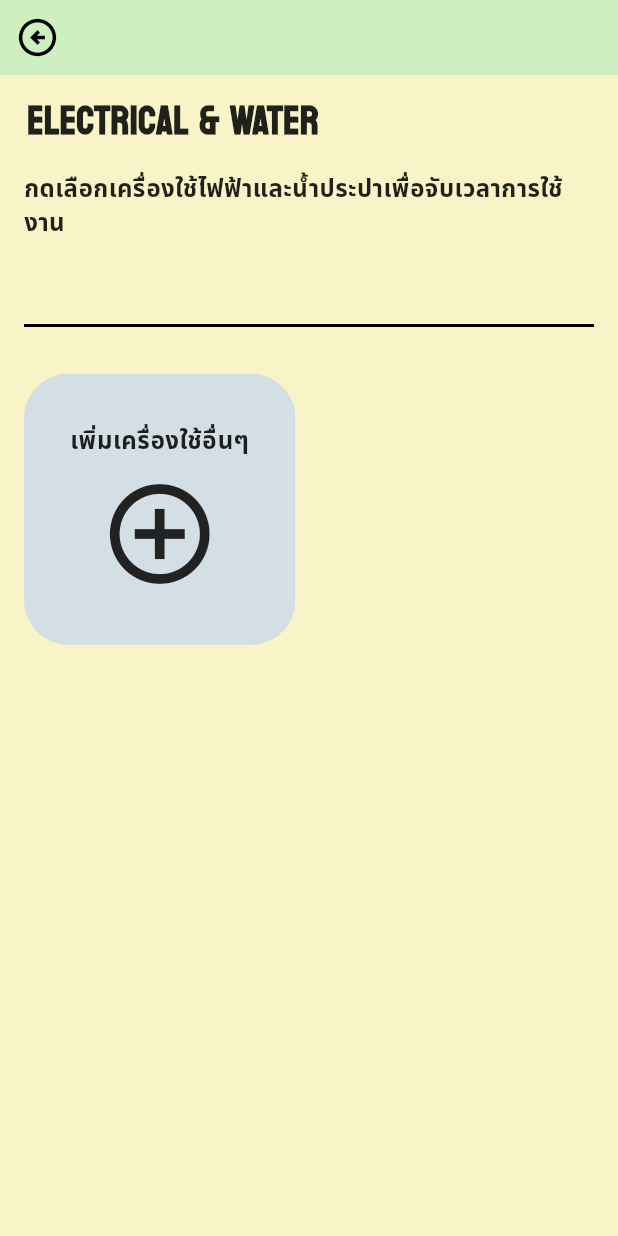
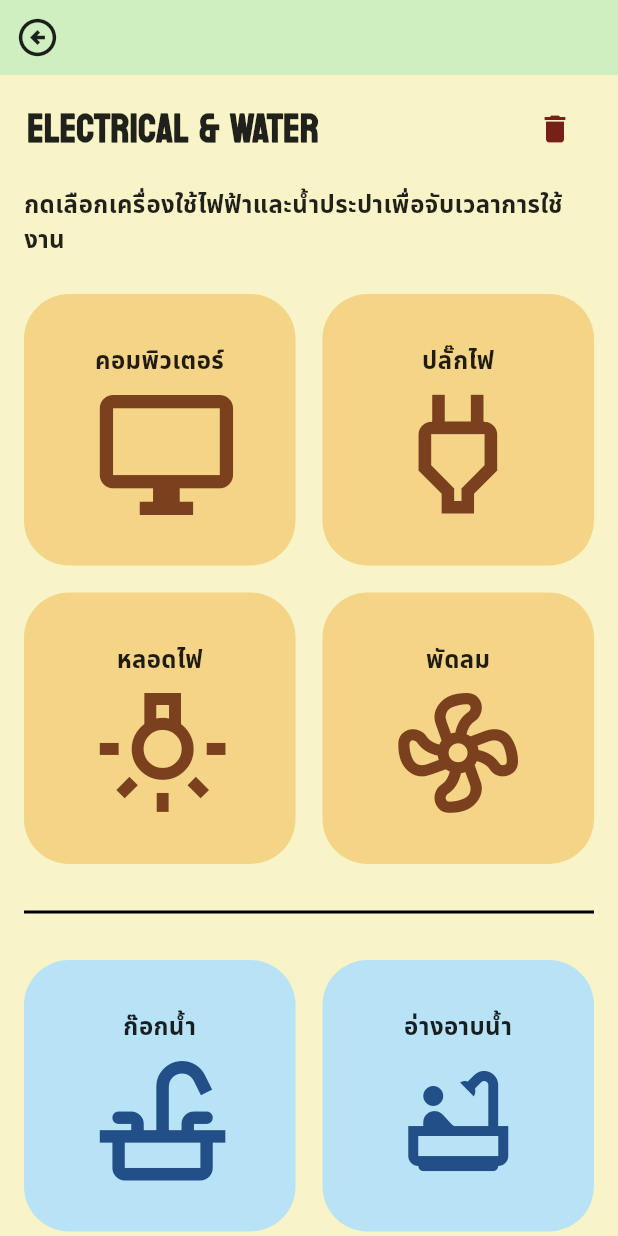
Before and after one commit to papapymie/ITDS283_Sec2_Group19, a Flutter app: the AddElectricalWaterScreen screen opened by its route, on a phone screen of 412 x 824 dp. Run offline on Flutter 3.47's test engine with Material 3 defaults, Android fonts, the phone set to English and light mode, and no system bars; our stand-ins replace cloud_firestore, firebase_auth, firebase_core, firebase_storage, flutter_map, geocoding and 4 more; accounts and stored records are empty.

Commit message:
fix font on location map screen and update device data handling

```diff
--- a/lib/main.dart
+++ b/lib/main.dart
@@ -55,10 +55,7 @@ Widget build(BuildContext context) {
       textTheme: Theme.of(context).textTheme.apply(
         fontFamily: 'Koulen',
         fontFamilyFallback: ['NotoSansThai'],
-        // ปรับตัวเลขตรงนี้เพื่อเพิ่มขนาด (1.15 = ใหญ่ขึ้น 15%)
-        // ถ้ายังเล็กไป ลองขยับเป็น 1.2 หรือ 1.25 ดูครับ
         fontSizeFactor: 1.3,
-        // ช่วยให้ระยะบรรทัดไม่เบียดกันเกินไปเมื่อฟอนต์ใหญ่ขึ้น
         displayColor: Colors.black87,
         bodyColor: Colors.black87,
       ),
--- a/lib/providers/device_provider.dart
+++ b/lib/providers/device_provider.dart
@@ -66,12 +66,12 @@ class TimerProvider extends ChangeNotifier {
       final current = durations[deviceId] ?? Duration.zero;
       final updated = current + const Duration(seconds: 1);
 
-      if (updated.inDays >= 1) {
+      if (updated.inDays   >= 1) {
         timer.cancel();
         durations[deviceId] = updated;
         isRunning[deviceId] = false;
         notifyListeners();
-        onExceed24h?.call(); // ← แจ้ง UI
+        onExceed24h?.call();
         return;
       }
 
--- a/lib/providers/payment_provider.dart
+++ b/lib/providers/payment_provider.dart
@@ -42,7 +42,7 @@ class PaymentProvider extends ChangeNotifier {
   CollectionReference get _paymentsRef => FirebaseFirestore.instance
       .collection('users')
       .doc(_uid)
-      .collection('payments'); // ← users/{uid}/payments/
+      .collection('payments');
 
   String currentMonthKey() {
     final now = DateTime.now();
@@ -108,7 +108,7 @@ class PaymentProvider extends ChangeNotifier {
       );
       await _paymentsRef.add(newPayment.toFirestore());
 
-      // อัปเดต local list ด้วย
+      // อัปเดต local list
       _paymentHistory.removeWhere((item) => item.monthKey == paymentMonth);
       _paymentHistory.insert(0, newPayment);
 
--- a/lib/screens/add_electrical_water_screen.dart
+++ b/lib/screens/add_electrical_water_screen.dart
@@ -1,9 +1,10 @@
 import 'package:cloud_firestore/cloud_firestore.dart';
+import 'package:firebase_auth/firebase_auth.dart';
 import 'package:flutter/material.dart';
+
 import '../providers/device_provider.dart';
 import 'add_device_screen.dart';
 import 'timer_screen.dart';
-  import 'package:firebase_auth/firebase_auth.dart';
 
 class AddElectricalWaterScreen extends StatefulWidget {
   final bool fromTimer;
@@ -14,16 +15,16 @@
   });
 
   @override
-    State<AddElectricalWaterScreen> createState() =>
-        _AddElectricalWaterScreenState();
-    }
-
-  DeviceType getDeviceTypeFromString(String type) {
-    return type == 'electrical' ? DeviceType.electrical : DeviceType.water;
+  State<AddElectricalWaterScreen> createState() => _AddElectricalWaterScreenState();
 }
 
 class _AddElectricalWaterScreenState extends State<AddElectricalWaterScreen> {
   final FirebaseFirestore _firestore = FirebaseFirestore.instance;
+  final FirebaseAuth _auth = FirebaseAuth.instance;
+  bool isDeleteMode = false;
+
+  // --- Logic Methods ---
+
   Future<void> _openAddDevicePage() async {
     final result = await Navigator.push<AddDeviceResult>(
       context,
@@ -31,28 +32,24 @@
     );
 
     if (result == null) return;
-
-      final user = FirebaseAuth.instance.currentUser;
+    final user = _auth.currentUser;
     if (user == null) return;
 
-      await FirebaseFirestore.instance.collection('devices').add({
-        'user_id': user.uid,
+    await _firestore.collection('users').doc(user.uid).collection('devices').add({
       'name': result.name,
       'type': result.type == DeviceType.electrical ? 'electrical' : 'water',
       'iconKey': result.type == DeviceType.electrical ? 'electrical' : 'water',
-        'isDefault': false,
       'createdAt': FieldValue.serverTimestamp(),
     });
   }
 
   void _goToTimerPage(List<_DeviceData> allDevices, _DeviceData device) {
     final index = allDevices.indexWhere((d) => d.id == device.id);
-
     final timerDevices = allDevices.map((d) {
       return TimerDevice(
         id: d.id,
         name: d.name,
-          type: getDeviceTypeFromString(d.type.toString()),
+        type: d.type,
         iconKey: d.iconKey,
       );
     }).toList();
@@ -68,27 +65,65 @@
     );
   }
 
-    Future<void> _deleteDevice(String docId) async {
-      await _firestore.collection('devices').doc(docId).delete();
-    }
+  Future<void> _confirmDelete(_DeviceData device) async {
+    final confirm = await showDialog<bool>(
+      context: context,
+      builder: (ctx) => AlertDialog(
+        shape: RoundedRectangleBorder(borderRadius: BorderRadius.circular(20)),
+        title: const Text('ยืนยันการลบ'),
+        content: Text('ต้องการลบ "${device.name}" ใช่ไหม?'),
+        actions: [
+          TextButton(
+            onPressed: () => Navigator.pop(ctx, false),
+            child: const Text('ยกเลิก'),
+          ),
+          TextButton(
+            onPressed: () => Navigator.pop(ctx, true),
+            child: const Text('ลบ', style: TextStyle(color: Color.fromARGB(255, 119, 32, 26))),
+          ),
+        ],
+      ),
+    );
 
-    Color _getCardColor(DeviceType type) {
-      switch (type) {
-        case DeviceType.electrical:
-          return const Color(0xFFF4D487);
-        case DeviceType.water:
-          return const Color(0xFFB8E3F7);
+    if (confirm == true) {
+      await _deleteDevice(device);
     }
   }
 
+  Future<void> _deleteDevice(_DeviceData device) async {
+    final user = _auth.currentUser;
+    if (user == null) return;
+
+    if (device.isDefault) {
+      ScaffoldMessenger.of(context).showSnackBar(
+        const SnackBar(content: Text('ลบเฉพาะในเครื่อง (ค่า default ไม่ถูกลบจริง)')),
+      );
+      return;
+    }
+
+    await _firestore
+        .collection('users')
+        .doc(user.uid)
+        .collection('devices')
+        .doc(device.id)
+        .delete();
+  }
+
+  // --- UI Helper Methods ---
+
+  Color _getCardColor(DeviceType type) {
+    return type == DeviceType.electrical ? const Color(0xFFF4D487) : const Color(0xFFB8E3F7);
+  }
+
   Color _getIconColor(DeviceType type) {
-      switch (type) {
-        case DeviceType.electrical:
-          return const Color(0xFF7B411F);
-        case DeviceType.water:
-          return const Color(0xFF234F88);
+    return type == DeviceType.electrical ? const Color(0xFF7B411F) : const Color(0xFF234F88);
   }
+
+  DeviceType _getDeviceType(String type) {
+    return type == 'electrical' ? DeviceType.electrical : DeviceType.water;
   }
+
+  // --- Main Build Method ---
 
   @override
   Widget build(BuildContext context) {
@@ -96,73 +131,45 @@
       backgroundColor: const Color(0xFFF8F4C8),
       body: SafeArea(
         child: Column(
-            crossAxisAlignment: CrossAxisAlignment.start,
           children: [
-              Container(
-                height: 50,
-                width: double.infinity,
-                color: const Color(0xFFCFEFC0),
-                alignment: Alignment.centerLeft,
-                padding: const EdgeInsets.symmetric(horizontal: 10),
-                child: InkWell(
-                  borderRadius: BorderRadius.circular(20),
-                  onTap: () => Navigator.pushNamedAndRemoveUntil(
-                    context,
-                    '/home',
-                    (route) => false,
-                  ),
-                  child: const Icon(
-                    Icons.arrow_circle_left_outlined,
-                    size: 30,
-                    color: Colors.black,
-                  ),
-                ),
-              ),
-              const Padding(
-                padding: EdgeInsets.fromLTRB(18, 12, 18, 4),
-                child: Text(
-                  'ELECTRICAL & WATER',
-                  style: TextStyle(
-                    fontFamily: 'Koulen',
-                    fontSize: 26,
-                    fontWeight: FontWeight.w900,
-                  ),
-                ),
-              ),
+            // Custom App Bar
+            _buildHeaderNav(),
+
+            // Title & Delete Toggle
+            _buildTitleSection(),
+
+            // Device Lists
             Expanded(
               child: StreamBuilder<QuerySnapshot>(
-                  stream: _firestore.collection('devices').snapshots(),
+                stream: _firestore
+                    .collection('users')
+                    .doc(_auth.currentUser?.uid)
+                    .collection('devices')
+                    .snapshots(),
                 builder: (context, snapshot) {
-                    if (snapshot.connectionState == ConnectionState.waiting) {
-                      return const Center(child: CircularProgressIndicator());
+                  if (_auth.currentUser == null) {
+                    return const Center(child: Text('กรุณาเข้าสู่ระบบเพื่อดูอุปกรณ์ของคุณ'));
+                  }
+                  if (snapshot.hasError) {
+                    return Center(child: Text('เกิดข้อผิดพลาด: ${snapshot.error}'));
                   }
 
-                    if (snapshot.hasError) {
-                      return Center(
-                        child: Text('เกิดข้อผิดพลาด: ${snapshot.error}'),
-                      );
-                    }
-
+                  // Data Processing
                   final docs = snapshot.data?.docs ?? [];
-
-                    final allDevices = docs.map((doc) {
+                  final customDevices = docs.map((doc) {
                     final data = doc.data() as Map<String, dynamic>;
-
                     return _DeviceData(
                       id: doc.id,
                       name: data['name'] ?? '',
-                        type: getDeviceTypeFromString(data['type'] ?? ''),
-                        iconKey: data['iconKey'] ?? '',
+                      type: _getDeviceType(data['type'] ?? 'electrical'),
+                      iconKey: data['iconKey'] ?? 'electrical',
+                      isDefault: false,
                     );
                   }).toList();
 
-                    final electricalDevices = allDevices
-                        .where((d) => d.type == DeviceType.electrical)
-                        .toList();
-
-                    final waterDevices = allDevices
-                        .where((d) => d.type == DeviceType.water)
-                        .toList();
+                  final allDevices = [..._defaultDevices(), ...customDevices];
+                  final electrical = allDevices.where((d) => d.type == DeviceType.electrical).toList();
+                  final water = allDevices.where((d) => d.type == DeviceType.water).toList();
 
                   return SingleChildScrollView(
                     padding: const EdgeInsets.fromLTRB(16, 12, 16, 20),
@@ -171,72 +178,15 @@
                       children: [
                         const Text(
                           'กดเลือกเครื่องใช้ไฟฟ้าและน้ำประปาเพื่อจับเวลาการใช้งาน',
-                            style: TextStyle(
-                              fontFamily: 'NotoSansThai',
-                              fontSize: 16,
-                              fontWeight: FontWeight.w700,
-                            ),
+                          style: TextStyle(fontFamily: 'NotoSansThai', fontSize: 16, fontWeight: FontWeight.w700),
                         ),
                         const SizedBox(height: 24),
-                          GridView.builder(
-                            shrinkWrap: true,
-                            physics: const NeverScrollableScrollPhysics(),
-                            itemCount: electricalDevices.length,
-                            gridDelegate:
-                                const SliverGridDelegateWithFixedCrossAxisCount(
-                              crossAxisCount: 2,
-                              crossAxisSpacing: 18,
-                              mainAxisSpacing: 18,
-                              childAspectRatio: 1.0,
+                        _buildDeviceGrid(electrical, allDevices),
+                        const Padding(
+                          padding: EdgeInsets.symmetric(vertical: 24),
+                          child: Divider(thickness: 2, color: Colors.black),
                         ),
-                            itemBuilder: (context, index) {
-                              final device = electricalDevices[index];
-                              return _deviceCard(
-                                title: device.name,
-                                icon: getDeviceIcon(device.iconKey),
-                                cardColor: _getCardColor(device.type),
-                                iconColor: _getIconColor(device.type),
-                                onTap: () => _goToTimerPage(allDevices, device),
-                                onLongPress: () => _deleteDevice(device.id),
-                              );
-                            },
-                          ),
-                          const SizedBox(height: 24),
-                          const Divider(thickness: 2, color: Colors.black),
-                          const SizedBox(height: 24),
-                          GridView.builder(
-                            shrinkWrap: true,
-                            physics: const NeverScrollableScrollPhysics(),
-                            itemCount: waterDevices.length + 1,
-                            gridDelegate:
-                                const SliverGridDelegateWithFixedCrossAxisCount(
-                              crossAxisCount: 2,
-                              crossAxisSpacing: 18,
-                              mainAxisSpacing: 18,
-                              childAspectRatio: 1.0,
-                            ),
-                            itemBuilder: (context, index) {
-                              if (index == waterDevices.length) {
-                                return _deviceCard(
-                                  title: 'เพิ่มเครื่องใช้อื่นๆ',
-                                  icon: Icons.add_circle_outline,
-                                  cardColor: const Color(0xFFD3DEE5),
-                                  iconColor: const Color(0xFF222222),
-                                  onTap: _openAddDevicePage,
-                                );
-                              }
-
-                              final device = waterDevices[index];
-                              return _deviceCard(
-                                title: device.name,
-                                icon: getDeviceIcon(device.iconKey),
-                                cardColor: _getCardColor(device.type),
-                                iconColor: _getIconColor(device.type),
-                                onTap: () => _goToTimerPage(allDevices, device),
-                                onLongPress: () => _deleteDevice(device.id),
-                              );
-                            },
-                          ),
+                        _buildDeviceGrid(water, allDevices, showAddButton: true),
                       ],
                     ),
                   );
@@ -249,48 +199,120 @@
     );
   }
 
-    static Widget _deviceCard({
+  // --- Sub-Widgets ---
+
+  Widget _buildHeaderNav() {
+    return Container(
+      height: 50,
+      width: double.infinity,
+      color: const Color(0xFFCFEFC0),
+      alignment: Alignment.centerLeft,
+      padding: const EdgeInsets.symmetric(horizontal: 10),
+      child: InkWell(
+        onTap: () => Navigator.pushNamedAndRemoveUntil(context, '/home', (route) => false),
+        child: const Icon(Icons.arrow_circle_left_outlined, size: 30),
+      ),
+    );
+  }
+
+  Widget _buildTitleSection() {
+    return Padding(
+      padding: const EdgeInsets.fromLTRB(18, 12, 18, 4),
+      child: Row(
+        mainAxisAlignment: MainAxisAlignment.spaceBetween,
+        children: [
+          const Text(
+            'ELECTRICAL & WATER',
+            style: TextStyle(fontFamily: 'Koulen', fontSize: 26, fontWeight: FontWeight.w900),
+          ),
+          IconButton(
+            icon: Icon(isDeleteMode ? Icons.close : Icons.delete, color: Color.fromARGB(255, 119, 32, 26)),
+            onPressed: () => setState(() => isDeleteMode = !isDeleteMode),
+          ),
+        ],
+      ),
+    );
+  }
+
+  Widget _buildDeviceGrid(List<_DeviceData> devices, List<_DeviceData> allDevices, {bool showAddButton = false}) {
+    return GridView.builder(
+      shrinkWrap: true,
+      physics: const NeverScrollableScrollPhysics(),
+      itemCount: devices.length + (showAddButton ? 1 : 0),
+      gridDelegate: const SliverGridDelegateWithFixedCrossAxisCount(
+        crossAxisCount: 2,
+        crossAxisSpacing: 18,
+        mainAxisSpacing: 18,
+        childAspectRatio: 1.0,
+      ),
+      itemBuilder: (context, index) {
+        if (showAddButton && index == devices.length) {
+          return _deviceCard(
+            title: 'เพิ่มเครื่องใช้อื่นๆ',
+            icon: Icons.add_circle_outline,
+            cardColor: const Color(0xFFD3DEE5),
+            iconColor: const Color(0xFF222222),
+            onTap: _openAddDevicePage,
+          );
+        }
+
+        final device = devices[index];
+        return _deviceCard(
+          title: device.name,
+          icon: getDeviceIcon(device.iconKey),
+          cardColor: _getCardColor(device.type),
+          iconColor: _getIconColor(device.type),
+          onTap: () => isDeleteMode ? _confirmDelete(device) : _goToTimerPage(allDevices, device),
+        );
+      },
+    );
+  }
+
+  Widget _deviceCard({
     required String title,
     required IconData icon,
     required Color cardColor,
     required Color iconColor,
     required VoidCallback onTap,
-      VoidCallback? onLongPress,
   }) {
-      return Material(
-        color: Colors.transparent,
-        child: InkWell(
+    return InkWell(
+      onTap: onTap,
       borderRadius: BorderRadius.circular(30),
-          onTap: onTap,
-          onLongPress: onLongPress,
-          child: Ink(
+      child: Container(
+        padding: const EdgeInsets.symmetric(horizontal: 8, vertical: 10),
         decoration: BoxDecoration(
           color: cardColor,
           borderRadius: BorderRadius.circular(30),
         ),
-            child: Padding(
-              padding: const EdgeInsets.symmetric(horizontal: 8, vertical: 10),
         child: Column(
           mainAxisAlignment: MainAxisAlignment.center,
           children: [
             Text(
               title,
               textAlign: TextAlign.center,
-                    style: const TextStyle(
-                      fontFamily: 'NotoSansThai',
-                      fontSize: 16,
-                      fontWeight: FontWeight.w700,
-                    ),
+              style: const TextStyle(fontFamily: 'NotoSansThai', fontSize: 16, fontWeight: FontWeight.w700),
             ),
             const SizedBox(height: 10),
             Icon(icon, size: 80, color: iconColor),
           ],
         ),
       ),
-          ),
-        ),
     );
   }
+}
+
+// --- Data Models & Defaults ---
+
+List<_DeviceData> _defaultDevices() {
+  return [
+    _DeviceData(id: 'def_elec_1', name: 'คอมพิวเตอร์', type: DeviceType.electrical, iconKey: 'computer', isDefault: true),
+    _DeviceData(id: 'def_elec_2', name: 'ปลั๊กไฟ', type: DeviceType.electrical, iconKey: 'plug', isDefault: true),
+    _DeviceData(id: 'def_elec_3', name: 'หลอดไฟ', type: DeviceType.electrical, iconKey: 'light', isDefault: true),
+    _DeviceData(id: 'def_elec_4', name: 'พัดลม', type: DeviceType.electrical, iconKey: 'fan', isDefault: true),
+    _DeviceData(id: 'def_wat_1', name: 'ก๊อกน้ำ', type: DeviceType.water, iconKey: 'faucet', isDefault: true),
+    _DeviceData(id: 'def_wat_2', name: 'อ่างอาบน้ำ', type: DeviceType.water, iconKey: 'bathtub', isDefault: true),
+    _DeviceData(id: 'def_wat_3', name: 'เครื่องซักผ้า', type: DeviceType.water, iconKey: 'washing_machine', isDefault: true),
+  ];
 }
 
 class _DeviceData {
@@ -298,11 +320,13 @@
   final String name;
   final DeviceType type;
   final String iconKey;
+  final bool isDefault;
 
   _DeviceData({
     required this.id,
     required this.name,
     required this.type,
     required this.iconKey,
+    required this.isDefault,
   });
 }
--- a/lib/screens/location_map_screen.dart
+++ b/lib/screens/location_map_screen.dart
@@ -61,8 +61,6 @@ class LocationMapScreen extends StatelessWidget {
                   child: Text(
                     location.name,
                     style: const TextStyle(
-                      fontFamily: 'Koulen',
-                      fontSize: 26,
                       fontWeight: FontWeight.w900,
                       color: Colors.black,
                     ),
--- a/lib/screens/profile_screen.dart
+++ b/lib/screens/profile_screen.dart
@@ -46,10 +46,10 @@ class _ProfileScreenState extends State<ProfileScreen> {
     .listen((snapshot) {
   if (snapshot.exists && mounted) {
     setState(() {
-      // ดึงข้อมูลออกมาเป็น Map ตรงๆ ไม่ต้องสั่ง .toString() ทั้งยิบย่อยแบบเดิม
+      // ดึงข้อมูลออกมาเป็น Map
       final data = snapshot.data() as Map<String, dynamic>;
 
-      // แปลงข้อมูลให้เป็น Map<String, String> อย่างปลอดภัย
+      // แปลงข้อมูลให้เป็น Map<String, String>
       profileData = data.map((k, v) => MapEntry(k, v?.toString() ?? ''));
 
       _loading = false;
@@ -228,7 +228,6 @@ class _ProfileScreenState extends State<ProfileScreen> {
                               builder: (_) => EditProfileScreen(profileData: profileData),
                             ),
                           );
-                          // ไม่ต้องดักรอค่า return เพราะ snapshots() จะอัปเดต UI ให้อัตโนมัติครับ
                         },
                         child: Container(
                           width: 56,
--- a/lib/screens/review_screen.dart
+++ b/lib/screens/review_screen.dart
@@ -201,7 +201,7 @@ class _ReviewScreenState extends State<ReviewScreen> {
     );
   }
 
-  // --- จุดสำคัญ: ฟังก์ชันสร้างการ์ดรีวิวที่ดึงรูปมาแสดง ---
+  // --- ฟังก์ชันสร้างการ์ดรีวิวที่ดึงรูปมาแสดง ---
   Widget _buildReviewCard(Map<String, dynamic> review) {
     final String? photoData = review['photo_data']; // ดึง Base64 จาก Database ของรีวิวนั้นๆ
 
--- a/lib/screens/sidebar_screen.dart
+++ b/lib/screens/sidebar_screen.dart
@@ -25,7 +25,6 @@ class _SidebarScreenState extends State<SidebarScreen> {
     final user = FirebaseAuth.instance.currentUser;
     if (user == null) return;
 
-    // เปลี่ยนจาก .get() เป็น .snapshots().listen() เพื่อให้รูปอัปเดตทันที (Real-time)
     FirebaseFirestore.instance
         .collection('users')
         .doc(user.uid)
@@ -98,7 +97,7 @@ class _SidebarScreenState extends State<SidebarScreen> {
                     offset: const Offset(0, 4),
                   ),
                 ],
-                // --- ส่วนที่เพิ่ม: เช็คและโชว์รูป Base64 ---
+                // --- เช็คและโชว์รูป Base64 ---
                 image: (_profileImageBase64 != null && _profileImageBase64!.length > 100)
                     ? DecorationImage(
                         image: MemoryImage(base64Decode(_profileImageBase64!)),
--- a/lib/screens/tracking_screen.dart
+++ b/lib/screens/tracking_screen.dart
@@ -396,7 +396,7 @@ class _TrackingScreenState extends State<TrackingScreen> {
     final currentPayment = provider.currentMonthPayment;
 
     if (currentPayment != null) {
-      return _buildPaidCard(); // ✅ ถ้ามีข้อมูลเดือนนี้ ให้ขึ้นรูปหมูเลย
+      return _buildPaidCard();
     }
 
     if (_status == 'confirming') {
@@ -407,7 +407,7 @@ class _TrackingScreenState extends State<TrackingScreen> {
       return _buildLateCard();
     }
 
-    return _buildUnpaidCard(); // ✅ ถ้ายังไม่มีข้อมูลเดือนนี้ ค่อยเป็นถุงเงิน
+    return _buildUnpaidCard();
   }
 
   @override
```
Also changed, not shown: lib/screens/add_device_screen.dart (+5 -6 lines), lib/screens/calculate_screen.dart (+3 -5 lines), lib/screens/edit_profile_screen.dart (+7 -8 lines), lib/screens/timer_screen.dart (+4 -4 lines). Lines whose indentation alone changed are shown as unchanged.
